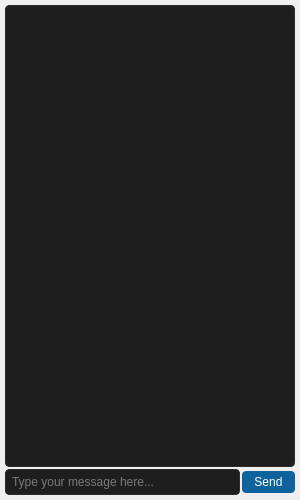
Before: the Qt Designer form src/qtgui/docksigint.ui in newman8r/Aguila, drawn with Qt 5.
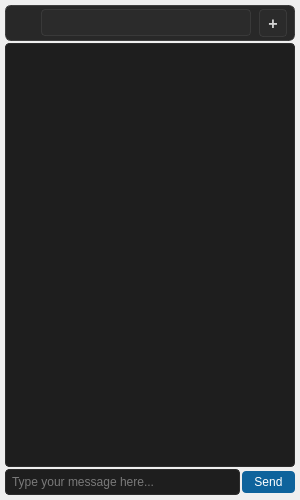
After: the same form once the commit is applied. Icons and pictures are not drawn.

Commit message: add chat selectors and new chat button

```diff
--- a/src/qtgui/docksigint.ui
+++ b/src/qtgui/docksigint.ui
@@ -43,6 +43,212 @@
     <property name="bottomMargin">
      <number>5</number>
     </property>
+    <item>
+     <widget class="QWidget" name="toolbarWidget">
+      <property name="minimumSize">
+       <size>
+        <width>0</width>
+        <height>36</height>
+       </size>
+      </property>
+      <property name="maximumSize">
+       <size>
+        <width>16777215</width>
+        <height>36</height>
+       </size>
+      </property>
+      <property name="styleSheet">
+       <string notr="true">QWidget#toolbarWidget {
+         background-color: rgba(30, 30, 30, 0.95);
+         border: 1px solid rgba(45, 45, 45, 0.8);
+         border-radius: 6px;
+       }</string>
+      </property>
+      <layout class="QHBoxLayout" name="toolbarLayout">
+       <property name="spacing">
+        <number>8</number>
+       </property>
+       <property name="leftMargin">
+        <number>8</number>
+       </property>
+       <property name="topMargin">
+        <number>4</number>
+       </property>
+       <property name="rightMargin">
+        <number>8</number>
+       </property>
+       <property name="bottomMargin">
+        <number>4</number>
+       </property>
+       <item>
+        <widget class="QLabel" name="eagleIcon">
+         <property name="minimumSize">
+          <size>
+           <width>20</width>
+           <height>20</height>
+          </size>
+         </property>
+         <property name="maximumSize">
+          <size>
+           <width>20</width>
+           <height>20</height>
+          </size>
+         </property>
+         <property name="pixmap">
+          <pixmap resource="../../resources/icons.qrc">:/icons/icons/eagle.svg</pixmap>
+         </property>
+         <property name="scaledContents">
+          <bool>true</bool>
+         </property>
+        </widget>
+       </item>
+       <item>
+        <widget class="QComboBox" name="chatSelector">
+         <property name="minimumWidth">
+          <number>150</number>
+         </property>
+         <property name="styleSheet">
+          <string notr="true">QComboBox {
+            background-color: rgba(45, 45, 45, 0.7);
+            color: #d4d4d4;
+            border: 1px solid rgba(61, 61, 61, 0.8);
+            border-radius: 4px;
+            padding: 4px 8px;
+            font-size: 13px;
+            font-weight: 500;
+          }
+          QComboBox:hover {
+            background-color: rgba(61, 61, 61, 0.8);
+            border: 1px solid rgba(86, 156, 214, 0.5);
+          }
+          QComboBox:focus {
+            border: 1px solid rgba(86, 156, 214, 0.8);
+            background-color: rgba(61, 61, 61, 0.9);
+          }
+          QComboBox::drop-down {
+            border: none;
+            width: 20px;
+          }
+          QComboBox::down-arrow {
+            image: url(:/icons/icons/chevron-down.svg);
+            width: 12px;
+            height: 12px;
+          }
+          QComboBox::down-arrow:hover {
+            image: url(:/icons/icons/chevron-down.svg);
+          }
+          QComboBox QAbstractItemView {
+            background-color: rgba(45, 45, 45, 0.98);
+            color: #d4d4d4;
+            border: 1px solid rgba(61, 61, 61, 0.8);
+            border-radius: 4px;
+            selection-background-color: rgba(14, 99, 156, 0.8);
+            outline: none;
+            padding: 4px 0px;
+          }
+          /* Target the popup specifically */
+          QComboBox QAbstractItemView {
+            background: transparent;
+            background-color: #1e1e1e;
+            border: none;
+          }
+          /* Target the frame/viewport of the popup */
+          QComboBox QFrame {
+            background: transparent;
+            background-color: #1e1e1e;
+            border: none;
+          }
+          QComboBox QWidget {
+            background: transparent;
+            background-color: #1e1e1e;
+            border: none;
+          }
+          QComboBox QListView {
+            background: transparent;
+            background-color: #1e1e1e;
+            border: none;
+            outline: none;
+          }
+          QComboBox QAbstractItemView::item {
+            padding: 6px 8px;
+            min-height: 24px;
+            border: none;
+            background: transparent;
+          }
+          QComboBox QAbstractItemView::item:hover {
+            background-color: rgba(86, 156, 214, 0.2);
+          }
+          QComboBox QAbstractItemView::item:selected {
+            background-color: rgba(14, 99, 156, 0.8);
+          }
+          QComboBox QScrollBar:vertical {
+            width: 8px;
+            background: transparent;
+          }
+          QComboBox QScrollBar::handle:vertical {
+            background: rgba(86, 156, 214, 0.4);
+            border-radius: 4px;
+            min-height: 20px;
+          }
+          QComboBox QScrollBar::handle:vertical:hover {
+            background: rgba(86, 156, 214, 0.6);
+          }
+          QComboBox QScrollBar::add-line:vertical,
+          QComboBox QScrollBar::sub-line:vertical {
+            height: 0px;
+            background: transparent;
+            border: none;
+          }
+          QComboBox QScrollBar::add-page:vertical,
+          QComboBox QScrollBar::sub-page:vertical {
+            background: transparent;
+            border: none;
+          }</string>
+         </property>
+        </widget>
+       </item>
+       <item>
+        <widget class="QPushButton" name="newChatButton">
+         <property name="minimumSize">
+          <size>
+           <width>28</width>
+           <height>28</height>
+          </size>
+         </property>
+         <property name="maximumSize">
+          <size>
+           <width>28</width>
+           <height>28</height>
+          </size>
+         </property>
+         <property name="styleSheet">
+          <string notr="true">QPushButton {
+            background-color: rgba(45, 45, 45, 0.7);
+            color: #d4d4d4;
+            border: 1px solid rgba(61, 61, 61, 0.8);
+            border-radius: 4px;
+            font-size: 16px;
+            font-weight: 500;
+          }
+          QPushButton:hover {
+            background-color: rgba(61, 61, 61, 0.8);
+            border: 1px solid rgba(86, 156, 214, 0.5);
+            color: #569cd6;
+          }
+          QPushButton:pressed {
+            background-color: rgba(14, 99, 156, 0.8);
+            border: 1px solid rgba(86, 156, 214, 0.8);
+            color: white;
+          }</string>
+         </property>
+         <property name="text">
+          <string>+</string>
+         </property>
+        </widget>
+       </item>
+      </layout>
+     </widget>
+    </item>
     <item>
      <widget class="QWidget" name="chatDisplay">
       <property name="styleSheet">
```
The commit also changes 4 other files.
